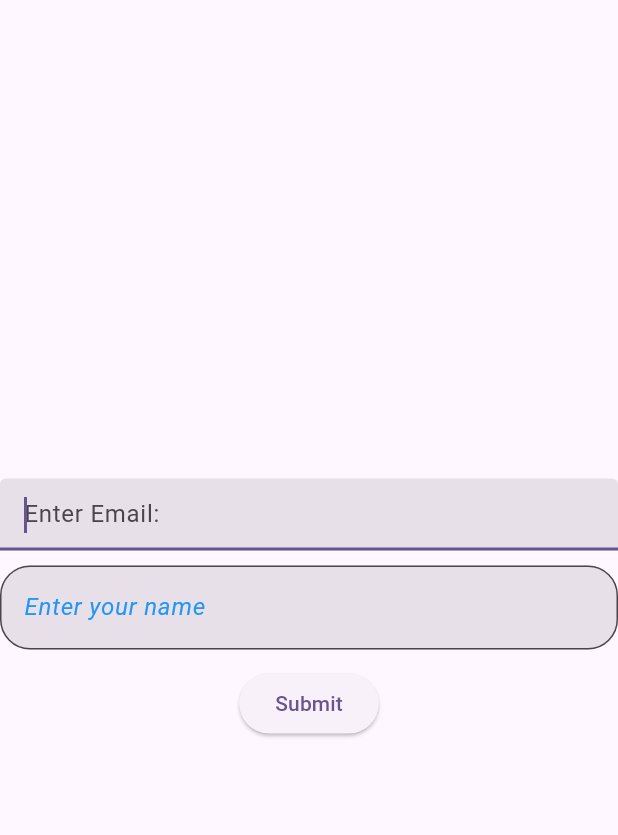
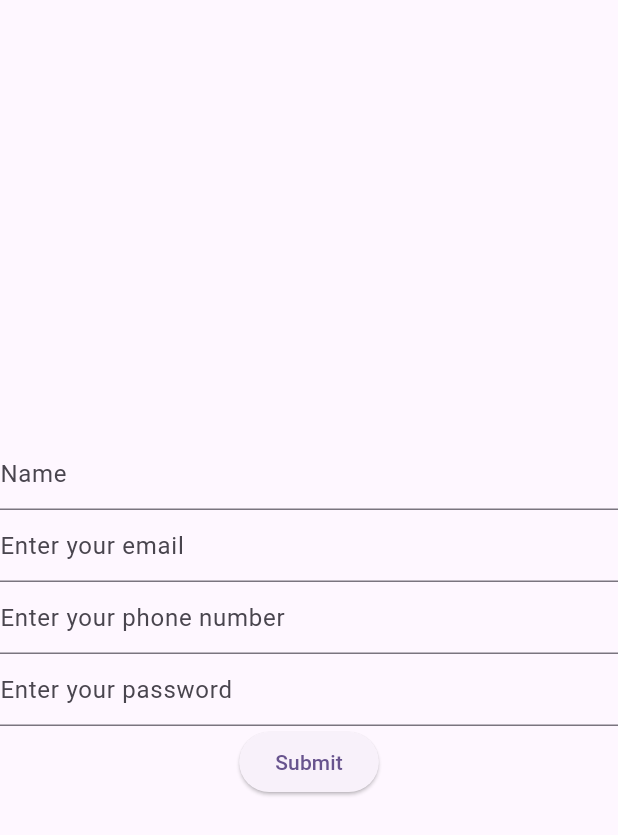
Before and after one commit to poojac-nt/Flutter_Training, a Flutter app: the screen it shows after launch, on a phone screen of 412 x 824 dp. Shown: the top 835 px of the screen. Run offline on Flutter 3.47's test engine with Material 3 defaults, Android fonts, the phone set to English and light mode, and no system bars.

Commit message:
Custom form with custom form field

```diff
--- a/lib/main.dart
+++ b/lib/main.dart
@@ -2,6 +2,7 @@ import 'package:flutter/material.dart';
 import 'package:flutter_practice/widgets/appbar.dart';
 import 'package:flutter_practice/widgets/input/autocomplete_example.dart';
 import 'package:flutter_practice/widgets/input/form_example.dart';
+import 'package:flutter_practice/widgets/input/form_with_cutom_field.dart';
 
 void main() {
   runApp(const MyApp());
@@ -20,6 +21,6 @@ class MyApp extends StatelessWidget {
           colorScheme: ColorScheme.fromSeed(seedColor: Colors.deepPurple),
           useMaterial3: true,
         ),
-        home: const FormExample());
+        home: const CustomForm());
   }
 }
--- /dev/null
+++ b/lib/widgets/input/custom_form_field.dart
@@ -0,0 +1,28 @@
+import 'package:flutter/material.dart';
+import 'package:flutter/services.dart';
+
+class CustomFormField extends StatelessWidget {
+  CustomFormField(
+      {super.key,
+      required this.hintText,
+      this.validator,
+      this.textInputFormetter,
+      this.controller});
+
+  final String hintText;
+  final String? Function(String?)? validator;
+  final List<TextInputFormatter>? textInputFormetter;
+  TextEditingController? controller = TextEditingController();
+
+  @override
+  Widget build(BuildContext context) {
+    return TextFormField(
+      controller: controller,
+      validator: validator,
+      inputFormatters: textInputFormetter,
+      decoration: InputDecoration(
+        hintText: hintText,
+      ),
+    );
+  }
+}
--- /dev/null
+++ b/lib/widgets/input/form_with_cutom_field.dart
@@ -0,0 +1,71 @@
+import 'package:flutter/material.dart';
+import 'package:flutter/services.dart';
+import 'package:flutter_practice/widgets/input/custom_form_field.dart';
+import 'package:flutter_practice/widgets/input/regex_extenstion_class.dart';
+
+class CustomForm extends StatefulWidget {
+  const CustomForm({super.key});
+
+  @override
+  State<CustomForm> createState() => _CustomFormState();
+}
+
+class _CustomFormState extends State<CustomForm> {
+  GlobalKey<FormState> formKey = GlobalKey();
+  final TextEditingController controller = TextEditingController();
+  @override
+  Widget build(BuildContext context) {
+    return Scaffold(
+      body: SafeArea(
+          child: Form(
+              key: formKey,
+              child: Column(
+                mainAxisAlignment: MainAxisAlignment.center,
+                children: [
+                  CustomFormField(
+                    hintText: "Name",
+                    controller: controller,
+                    textInputFormetter: [
+                      FilteringTextInputFormatter.allow(
+                          RegExp(r'[a-zA-Z] +|\s'))
+                    ],
+                    validator: (val) {
+                      if (formKey.currentState!.validate() == false)
+                        return "Enter valid name";
+                    },
+                  ),
+                  CustomFormField(
+                    hintText: "Enter your email",
+                    validator: (val) {
+                      if (val!.isValidEmail) return "Enter valid email";
+                    },
+                  ),
+                  CustomFormField(
+                    hintText: "Enter your phone number",
+                    textInputFormetter: [
+                      FilteringTextInputFormatter.allow(RegExp(r'^[0-9]'))
+                    ],
+                    validator: (val) {
+                      if (val!.isValidEmail) return "Enter valid phone number";
+                    },
+                  ),
+                  CustomFormField(
+                    hintText: "Enter your password",
+                    validator: (val) {
+                      if (val!.isValidEmail) return "Enter valid password";
+                    },
+                  ),
+                  ElevatedButton(
+                      onPressed: () {
+                        if (formKey.currentState!.validate()) {
+                          ScaffoldMessenger.of(context)
+                              .showSnackBar(SnackBar(content: Text("Succes")));
+                        }
+                        return;
+                      },
+                      child: Text("Submit"))
+                ],
+              ))),
+    );
+  }
+}
```
Also changed, not shown: lib/widgets/input/regex_extenstion_class.dart (added, +27 -0 lines).
